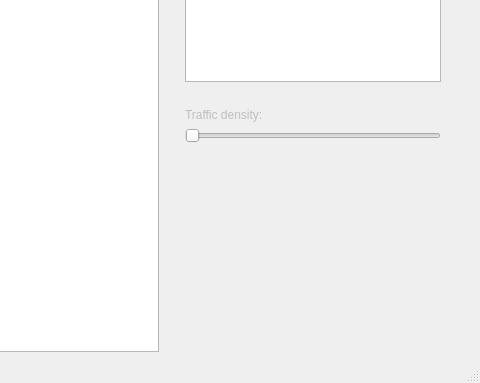
The window that mainwindow.ui (petrmiculek/icp_project) describes before a commit, drawn with Qt 5; both pictures show x 562 to 1042 and y 261 to 644 of the 1042 by 644 pixel window.
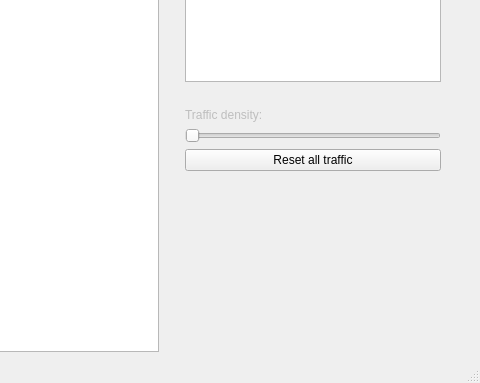
The same window after the commit. Custom widgets are drawn as their Qt base class.

Commit message: Add reset all traffic button to ui.

Diff of the .ui file:
```diff
--- a/mainwindow.ui
+++ b/mainwindow.ui
@@ -284,6 +284,13 @@
           </property>
          </widget>
         </item>
+        <item>
+         <widget class="QPushButton" name="resettrafficBtn">
+          <property name="text">
+           <string>Reset all traffic</string>
+          </property>
+         </widget>
+        </item>
         <item>
          <spacer name="verticalSpacer_4">
           <property name="orientation">
```
The commit also changes 2 other files.
